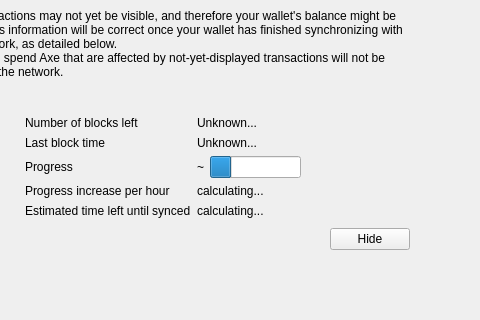
AXErunners/axe, file src/qt/forms/modaloverlay.ui: the form before one commit; both pictures show x 160 to 640 and y 81 to 401 of the 640 by 401 pixel window.
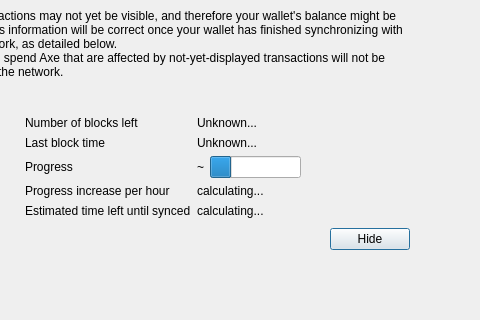
The form after the commit. Custom widgets are drawn as their Qt base class.

Commit message: Merge #12616: Set modal overlay hide button as default

```diff
--- a/src/qt/forms/modaloverlay.ui
+++ b/src/qt/forms/modaloverlay.ui
@@ -299,6 +299,12 @@
              <property name="text">
               <string>Hide</string>
              </property>
+             <property name="focusPolicy">
+              <enum>Qt::StrongFocus</enum>
+             </property>
+             <property name="default">
+              <bool>true</bool>
+             </property>
             </widget>
            </item>
           </layout>
```
